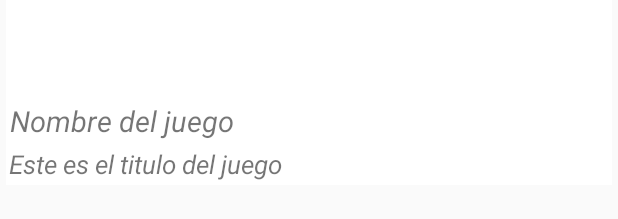
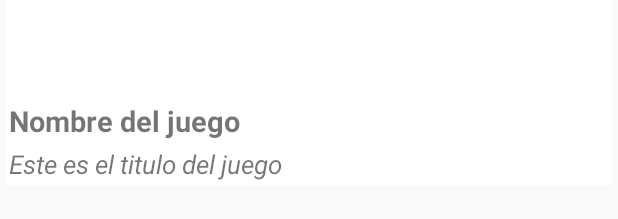
Before and after one commit to ricardoavion/GamesNewsP2, an Android app: the layout card_news.xml on its own in the app's theme, with its tools: preview values and no code run, on a phone screen of 412 x 824 dp. Shown: the part 175-394 px from the top of the screen. Run offline under Robolectric (Android 15) with nearby library versions, the phone set to English and light mode, and no system bars; network calls fail.

Commit message:
Commit antes de las 12 am del sabado

```diff
--- a/app/src/main/java/com/example/avion/gamesnewsp2/fragments/FragmentNews.java
+++ b/app/src/main/java/com/example/avion/gamesnewsp2/fragments/FragmentNews.java
@@ -82,7 +82,6 @@ public class FragmentNews extends Fragment {
             public void onResponse(Call<Login> call, Response<Login> response) {
                 if(response.isSuccessful()){
                     token = response.body().getToken();
-                    Toast.makeText(getContext(),"El token es: "+response.body().getToken(),Toast.LENGTH_SHORT).show();
 
                     getNews();
                 }
@@ -106,7 +105,6 @@ public class FragmentNews extends Fragment {
         call.enqueue(new Callback<List<News>>() {
             @Override
             public void onResponse(Call<List<News>> call, Response<List<News>> response) {
-                Toast.makeText(getContext(),"Conexion exitosa",Toast.LENGTH_SHORT).show();
                 for(int i = 0; i < response.body().size(); i++) {
 
                     String id = response.body().get(i).getId();
--- a/app/src/main/res/layout/card_news.xml
+++ b/app/src/main/res/layout/card_news.xml
@@ -29,10 +29,11 @@
             android:layout_width="wrap_content"
             android:layout_height="wrap_content"
             android:padding="2dp"
-            android:textStyle="italic"
+            android:textStyle="bold"
             android:textAlignment="center"
             android:textSize="19sp"
-            android:text="Nombre del juego"/>
+            android:text="Nombre del juego"
+            android:gravity="center"/>
 
         <TextView
             android:id="@+id/news_title"
```
